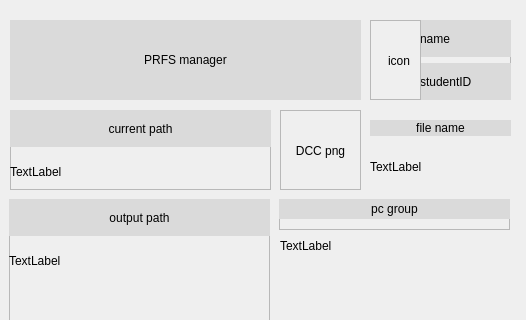
Before: the Qt Designer form ui/main/main.ui in kangseyoung/gp, drawn with Qt 5; both pictures show x 0 to 526 and y 0 to 320 of the 526 by 671 pixel window.
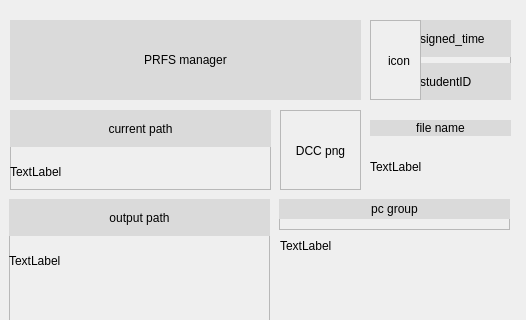
After: the same form once the commit is applied.

Diff of the .ui file:
```diff
--- a/ui/main/main.ui
+++ b/ui/main/main.ui
@@ -252,7 +252,7 @@
          <string notr="true">background-color: rgb(218, 218, 218);</string>
         </property>
         <property name="text">
-         <string>name</string>
+         <string>signed_time</string>
         </property>
        </widget>
       </item>
```
Left out of the diff: 2 changed lines with no effect on the pictures.
